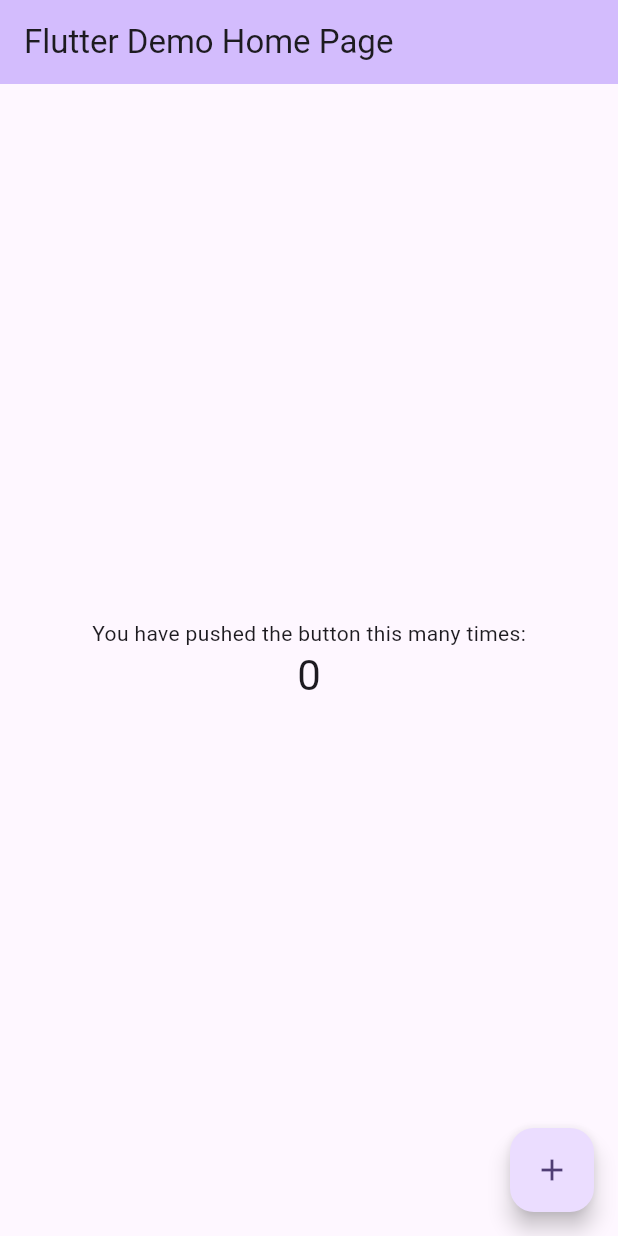
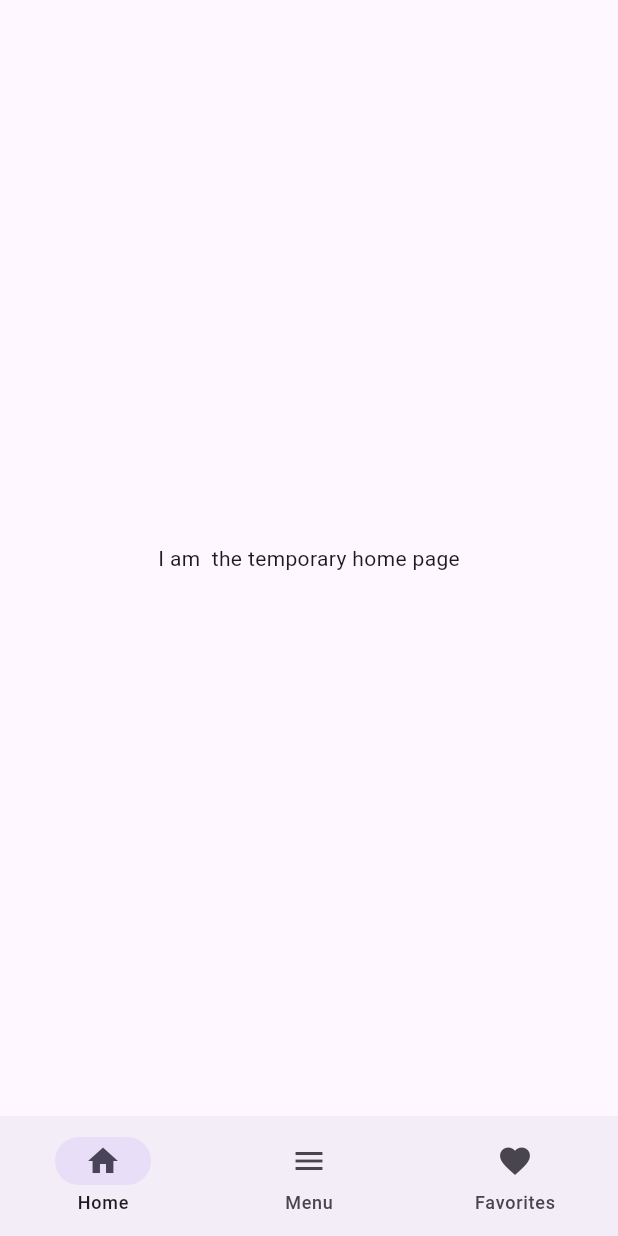
Before and after one commit to heidiafehr/Coffee_App2.0, a Flutter app: the screen it shows after launch, on a phone screen of 412 x 824 dp. Run offline on Flutter 3.47's test engine with Material 3 defaults, Android fonts, the phone set to English and light mode, and no system bars.

Commit message:
Created basic navigation between 3 outline pages.

```diff
--- /dev/null
+++ b/lib/coffee_app2.dart
@@ -0,0 +1,13 @@
+import 'package:coffee_app_2/page_container_with_nav/page_container_with_nav.dart';
+import 'package:flutter/material.dart';
+
+class CoffeeApp2 extends StatelessWidget {
+  const CoffeeApp2({super.key});
+
+  @override
+  Widget build(BuildContext context) {
+    return MaterialApp(
+      home: PageContainerWithNav(),
+    );
+  }
+}
--- /dev/null
+++ b/lib/favorites_screen/favorites_screen.dart
@@ -0,0 +1,12 @@
+import 'package:flutter/material.dart';
+
+class FavoritesScreen extends StatelessWidget {
+  const FavoritesScreen({super.key});
+
+  @override
+  Widget build(BuildContext context) {
+    return Scaffold(
+      body: Text('I am the favorited screen'),
+    );
+  }
+}
--- /dev/null
+++ b/lib/generate_screen/generate_screen.dart
@@ -0,0 +1,12 @@
+import 'package:flutter/material.dart';
+
+class GenerateScreen extends StatelessWidget {
+  const GenerateScreen({super.key});
+
+  @override
+  Widget build(BuildContext context) {
+    return Scaffold(
+      body: Text('I am the generate screen'),
+    );
+  }
+}
--- a/lib/main.dart
+++ b/lib/main.dart
@@ -1,122 +1,7 @@
+import 'package:coffee_app_2/coffee_app2.dart';
 import 'package:flutter/material.dart';
 
 void main() {
-  runApp(const MyApp());
+  // set up dependencies and stuff here
+  runApp(const CoffeeApp2());
 }
-
-class MyApp extends StatelessWidget {
-  const MyApp({super.key});
-
-  // This widget is the root of your application.
-  @override
-  Widget build(BuildContext context) {
-    return MaterialApp(
-      title: 'Flutter Demo',
-      theme: ThemeData(
-        // This is the theme of your application.
-        //
-        // TRY THIS: Try running your application with "flutter run". You'll see
-        // the application has a purple toolbar. Then, without quitting the app,
-        // try changing the seedColor in the colorScheme below to Colors.green
-        // and then invoke "hot reload" (save your changes or press the "hot
-        // reload" button in a Flutter-supported IDE, or press "r" if you used
-        // the command line to start the app).
-        //
-        // Notice that the counter didn't reset back to zero; the application
-        // state is not lost during the reload. To reset the state, use hot
-        // restart instead.
-        //
-        // This works for code too, not just values: Most code changes can be
-        // tested with just a hot reload.
-        colorScheme: ColorScheme.fromSeed(seedColor: Colors.deepPurple),
-      ),
-      home: const MyHomePage(title: 'Flutter Demo Home Page'),
-    );
-  }
-}
-
-class MyHomePage extends StatefulWidget {
-  const MyHomePage({super.key, required this.title});
-
-  // This widget is the home page of your application. It is stateful, meaning
-  // that it has a State object (defined below) that contains fields that affect
-  // how it looks.
-
-  // This class is the configuration for the state. It holds the values (in this
-  // case the title) provided by the parent (in this case the App widget) and
-  // used by the build method of the State. Fields in a Widget subclass are
-  // always marked "final".
-
-  final String title;
-
-  @override
-  State<MyHomePage> createState() => _MyHomePageState();
-}
-
-class _MyHomePageState extends State<MyHomePage> {
-  int _counter = 0;
-
-  void _incrementCounter() {
-    setState(() {
-      // This call to setState tells the Flutter framework that something has
-      // changed in this State, which causes it to rerun the build method below
-      // so that the display can reflect the updated values. If we changed
-      // _counter without calling setState(), then the build method would not be
-      // called again, and so nothing would appear to happen.
-      _counter++;
-    });
-  }
-
-  @override
-  Widget build(BuildContext context) {
-    // This method is rerun every time setState is called, for instance as done
-    // by the _incrementCounter method above.
-    //
-    // The Flutter framework has been optimized to make rerunning build methods
-    // fast, so that you can just rebuild anything that needs updating rather
-    // than having to individually change instances of widgets.
-    return Scaffold(
-      appBar: AppBar(
-        // TRY THIS: Try changing the color here to a specific color (to
-        // Colors.amber, perhaps?) and trigger a hot reload to see the AppBar
-        // change color while the other colors stay the same.
-        backgroundColor: Theme.of(context).colorScheme.inversePrimary,
-        // Here we take the value from the MyHomePage object that was created by
-        // the App.build method, and use it to set our appbar title.
-        title: Text(widget.title),
-      ),
-      body: Center(
-        // Center is a layout widget. It takes a single child and positions it
-        // in the middle of the parent.
-        child: Column(
-          // Column is also a layout widget. It takes a list of children and
-          // arranges them vertically. By default, it sizes itself to fit its
-          // children horizontally, and tries to be as tall as its parent.
-          //
-          // Column has various properties to control how it sizes itself and
-          // how it positions its children. Here we use mainAxisAlignment to
-          // center the children vertically; the main axis here is the vertical
-          // axis because Columns are vertical (the cross axis would be
-          // horizontal).
-          //
-          // TRY THIS: Invoke "debug painting" (choose the "Toggle Debug Paint"
-          // action in the IDE, or press "p" in the console), to see the
-          // wireframe for each widget.
-          mainAxisAlignment: MainAxisAlignment.center,
-          children: <Widget>[
-            const Text('You have pushed the button this many times:'),
-            Text(
-              '$_counter',
-              style: Theme.of(context).textTheme.headlineMedium,
-            ),
-          ],
-        ),
-      ),
-      floatingActionButton: FloatingActionButton(
-        onPressed: _incrementCounter,
-        tooltip: 'Increment',
-        child: const Icon(Icons.add),
-      ), // This trailing comma makes auto-formatting nicer for build methods.
-    );
-  }
-}
--- /dev/null
+++ b/lib/page_container_with_nav/page_container_with_nav.dart
@@ -0,0 +1,51 @@
+import 'package:coffee_app_2/favorites_screen/favorites_screen.dart';
+import 'package:coffee_app_2/generate_screen/generate_screen.dart';
+import 'package:coffee_app_2/welcome_screen/welcome_screen.dart';
+import 'package:flutter/material.dart';
+
+class PageContainerWithNav extends StatefulWidget {
+  final int initialIndex;
+  const PageContainerWithNav({super.key, this.initialIndex = 0});
+
+  @override
+  PageContainerWithNavState createState() => PageContainerWithNavState();
+}
+
+class PageContainerWithNavState extends State<PageContainerWithNav> {
+  late int _selectedIndex;
+
+  @override
+  void initState() {
+    super.initState();
+    _selectedIndex = widget.initialIndex;
+  }
+
+  final List<Widget> _pages = [
+    WelcomeScreen(),
+    GenerateScreen(),
+    FavoritesScreen(),
+  ];
+
+  @override
+  Widget build(BuildContext context) {
+    return Scaffold(
+      body: IndexedStack(
+        index: _selectedIndex,
+        children: _pages
+      ),
+      bottomNavigationBar: NavigationBar(
+        selectedIndex: _selectedIndex,
+        onDestinationSelected: (index) {
+          setState(() {
+            _selectedIndex = index;
+          });
+        },
+        destinations: const[
+          NavigationDestination(icon: Icon(Icons.home), label: 'Home'),
+          NavigationDestination(icon: Icon(Icons.menu), label: 'Menu'),
+          NavigationDestination(icon: Icon(Icons.favorite), label: 'Favorites'),
+        ]
+      ),
+    );
+  }
+}
--- /dev/null
+++ b/lib/welcome_screen/welcome_screen.dart
@@ -0,0 +1,19 @@
+import 'package:flutter/material.dart';
+
+class WelcomeScreen extends StatelessWidget {
+  const WelcomeScreen({super.key});
+
+  @override
+  Widget build(BuildContext context) {
+    return Scaffold(
+      body: Center(
+        child: Column(
+          mainAxisAlignment: MainAxisAlignment.center,
+          children: [
+            Text('I am  the temporary home page'),
+          ],
+        ),
+      ),
+    );
+  }
+}
```
Also changed, not shown: 2 other files.
